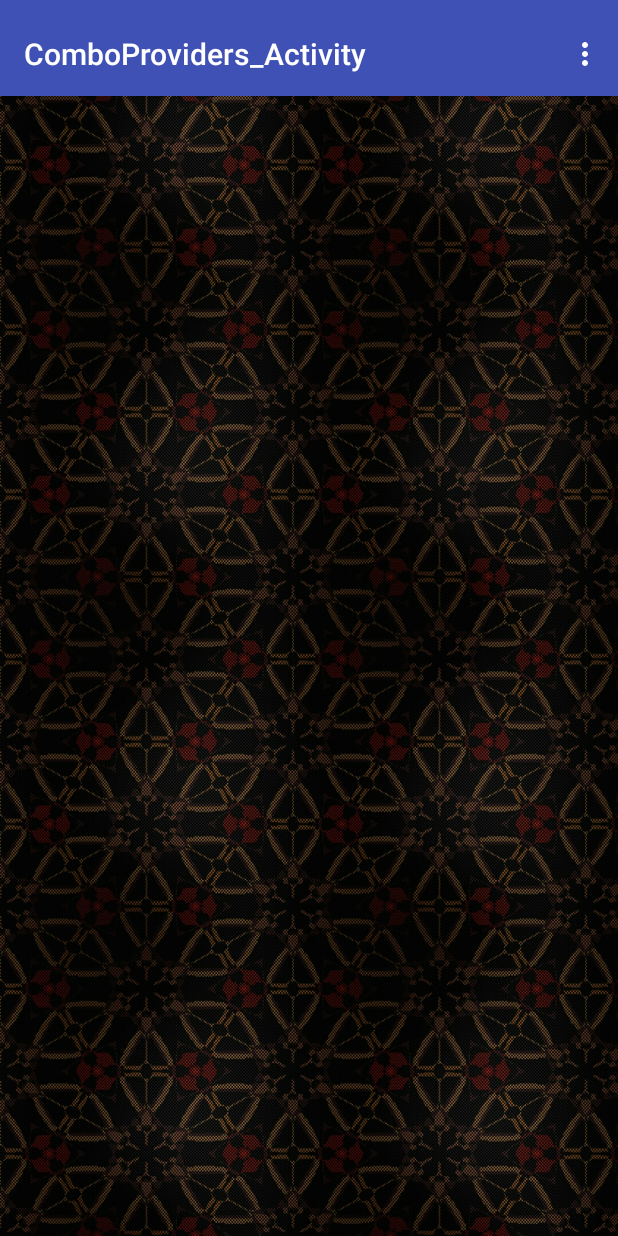
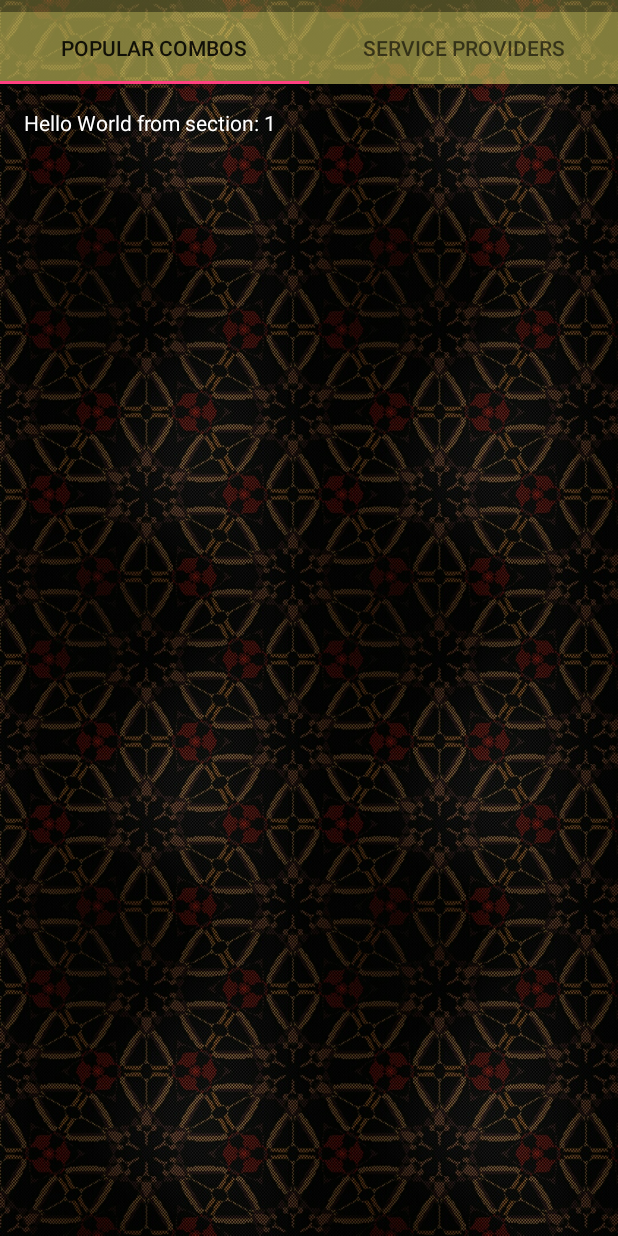
Before and after one commit to Bhargav0528/EventManager, an Android app: the ComboProvidersActivity screen opened directly, with no data from a screen before it, on a phone screen of 412 x 824 dp. Run offline under Robolectric (Android 15) with nearby library versions, the phone set to English and light mode, and no system bars.

Commit message:
Tabbed Activity

```diff
--- a/app/src/main/java/com/example/bhargavbv/eventmanager/ComboProviders_Activity.java
+++ b/app/src/main/java/com/example/bhargavbv/eventmanager/ComboProvidersActivity.java
@@ -1,5 +1,6 @@
 package com.example.bhargavbv.eventmanager;
 
+import android.support.design.widget.TabLayout;
 import android.support.design.widget.FloatingActionButton;
 import android.support.design.widget.Snackbar;
 import android.support.v7.app.AppCompatActivity;
@@ -18,7 +19,7 @@ import android.view.ViewGroup;
 
 import android.widget.TextView;
 
-public class ComboProviders_Activity extends AppCompatActivity {
+public class ComboProvidersActivity extends AppCompatActivity {
 
     /**
      * The {@link android.support.v4.view.PagerAdapter} that will provide
@@ -38,10 +39,9 @@ public class ComboProviders_Activity extends AppCompatActivity {
     @Override
     protected void onCreate(Bundle savedInstanceState) {
         super.onCreate(savedInstanceState);
-        setContentView(R.layout.activity_combo_providers_);
+        setContentView(R.layout.activity_combo_providers);
 
-        Toolbar toolbar = (Toolbar) findViewById(R.id.toolbar);
-        setSupportActionBar(toolbar);
+
         // Create the adapter that will return a fragment for each of the three
         // primary sections of the activity.
         mSectionsPagerAdapter = new SectionsPagerAdapter(getSupportFragmentManager());
@@ -50,40 +50,14 @@ public class ComboProviders_Activity extends AppCompatActivity {
         mViewPager = (ViewPager) findViewById(R.id.container);
         mViewPager.setAdapter(mSectionsPagerAdapter);
 
+        TabLayout tabLayout = (TabLayout) findViewById(R.id.tabs);
+        tabLayout.setupWithViewPager(mViewPager);
 
-        FloatingActionButton fab = (FloatingActionButton) findViewById(R.id.fab);
-        fab.setOnClickListener(new View.OnClickListener() {
-            @Override
-            public void onClick(View view) {
-                Snackbar.make(view, "Replace with your own action", Snackbar.LENGTH_LONG)
-                        .setAction("Action", null).show();
-            }
-        });
+
 
     }
 
 
-    @Override
-    public boolean onCreateOptionsMenu(Menu menu) {
-        // Inflate the menu; this adds items to the action bar if it is present.
-        getMenuInflater().inflate(R.menu.menu_combo_providers_, menu);
-        return true;
-    }
-
-    @Override
-    public boolean onOptionsItemSelected(MenuItem item) {
-        // Handle action bar item clicks here. The action bar will
-        // automatically handle clicks on the Home/Up button, so long
-        // as you specify a parent activity in AndroidManifest.xml.
-        int id = item.getItemId();
-
-        //noinspection SimplifiableIfStatement
-        if (id == R.id.action_settings) {
-            return true;
-        }
-
-        return super.onOptionsItemSelected(item);
-    }
 
     /**
      * A placeholder fragment containing a simple view.
@@ -113,7 +87,7 @@ public class ComboProviders_Activity extends AppCompatActivity {
         @Override
         public View onCreateView(LayoutInflater inflater, ViewGroup container,
                                  Bundle savedInstanceState) {
-            View rootView = inflater.inflate(R.layout.fragment_combo_providers_, container, false);
+            View rootView = inflater.inflate(R.layout.fragment_combo_providers, container, false);
             TextView textView = (TextView) rootView.findViewById(R.id.section_label);
             textView.setText(getString(R.string.section_format, getArguments().getInt(ARG_SECTION_NUMBER)));
             return rootView;
@@ -139,19 +113,17 @@ public class ComboProviders_Activity extends AppCompatActivity {
 
         @Override
         public int getCount() {
-            // Show 3 total pages.
-            return 3;
+            // Show 2 total pages.
+            return 2;
         }
 
         @Override
         public CharSequence getPageTitle(int position) {
             switch (position) {
                 case 0:
-                    return "SECTION 1";
+                    return "Popular Combos";
                 case 1:
-                    return "SECTION 2";
-                case 2:
-                    return "SECTION 3";
+                    return "Service Providers";
             }
             return null;
         }
--- a/app/src/main/res/layout/activity_combo_providers_.xml
+++ b/app/src/main/res/layout/activity_combo_providers.xml
@@ -1,31 +1,28 @@
 <?xml version="1.0" encoding="utf-8"?>
-<RelativeLayout
-    xmlns:android="http://schemas.android.com/apk/res/android"
+<android.support.design.widget.CoordinatorLayout xmlns:android="http://schemas.android.com/apk/res/android"
     xmlns:app="http://schemas.android.com/apk/res-auto"
     xmlns:tools="http://schemas.android.com/tools"
     android:id="@+id/main_content"
-    android:background="@drawable/managerbg"
     android:layout_width="match_parent"
     android:layout_height="match_parent"
     android:fitsSystemWindows="true"
-    tools:context="com.example.bhargavbv.eventmanager.ComboProviders_Activity">
+    android:background="@drawable/managerbg"
+    tools:context="com.example.bhargavbv.eventmanager.ComboProvidersActivity">
 
     <android.support.design.widget.AppBarLayout
         android:id="@+id/appbar"
         android:layout_width="match_parent"
         android:layout_height="wrap_content"
         android:paddingTop="@dimen/appbar_padding_top"
-        android:theme="@style/AppTheme.AppBarOverlay">
+        android:background="@color/coloropacity">
 
-        <android.support.v7.widget.Toolbar
-            android:id="@+id/toolbar"
+
+
+        <android.support.design.widget.TabLayout
+            android:id="@+id/tabs"
+            android:background="@color/coloropacity"
             android:layout_width="match_parent"
-            android:layout_height="?attr/actionBarSize"
-            android:background="?attr/colorPrimary"
-            app:layout_scrollFlags="scroll|enterAlways"
-            app:popupTheme="@style/AppTheme.PopupOverlay">
-
-        </android.support.v7.widget.Toolbar>
+            android:layout_height="wrap_content" />
 
     </android.support.design.widget.AppBarLayout>
 
@@ -36,4 +33,4 @@
         app:layout_behavior="@string/appbar_scrolling_view_behavior" />
 
 
-</RelativeLayout>
+</android.support.design.widget.CoordinatorLayout>
--- a/app/src/main/res/layout/fragment_combo_providers_.xml
+++ b/app/src/main/res/layout/fragment_combo_providers.xml
@@ -1,5 +1,4 @@
-<RelativeLayout
-    xmlns:android="http://schemas.android.com/apk/res/android"
+<RelativeLayout xmlns:android="http://schemas.android.com/apk/res/android"
     xmlns:tools="http://schemas.android.com/tools"
     android:layout_width="match_parent"
     android:layout_height="match_parent"
@@ -7,11 +6,12 @@
     android:paddingLeft="@dimen/activity_horizontal_margin"
     android:paddingRight="@dimen/activity_horizontal_margin"
     android:paddingTop="@dimen/activity_vertical_margin"
-    tools:context="com.example.bhargavbv.eventmanager.ComboProviders_Activity$PlaceholderFragment">
+    tools:context="com.example.bhargavbv.eventmanager.ComboProvidersActivity$PlaceholderFragment">
 
     <TextView
         android:id="@+id/section_label"
         android:layout_width="wrap_content"
-        android:layout_height="wrap_content" />
+        android:layout_height="wrap_content"
+        android:textColor="#ffffff"/>
 
 </RelativeLayout>
--- a/app/src/main/res/menu/menu_combo_providers_.xml
+++ /dev/null
@@ -1,10 +0,0 @@
-<menu xmlns:android="http://schemas.android.com/apk/res/android"
-    xmlns:app="http://schemas.android.com/apk/res-auto"
-    xmlns:tools="http://schemas.android.com/tools"
-    tools:context="com.example.bhargavbv.eventmanager.ComboProviders_Activity">
-    <item
-        android:id="@+id/action_settings"
-        android:orderInCategory="100"
-        android:title="@string/action_settings"
-        app:showAsAction="never" />
-</menu>
--- a/app/src/main/res/values/strings.xml
+++ b/app/src/main/res/values/strings.xml
@@ -5,4 +5,5 @@
     <string name="title_activity_combo_providers_">ComboProviders_Activity</string>
     <string name="action_settings">Settings</string>
     <string name="section_format">Hello World from section: %1$d</string>
+    <string name="title_activity_combo_providers">ComboProvidersActivity</string>
 </resources>
```
Also changed, not shown: app/src/main/AndroidManifest.xml (+9 -3 lines), app/src/main/java/com/example/bhargavbv/eventmanager/Authentication/LoginActivity.java (+27 -5 lines).
